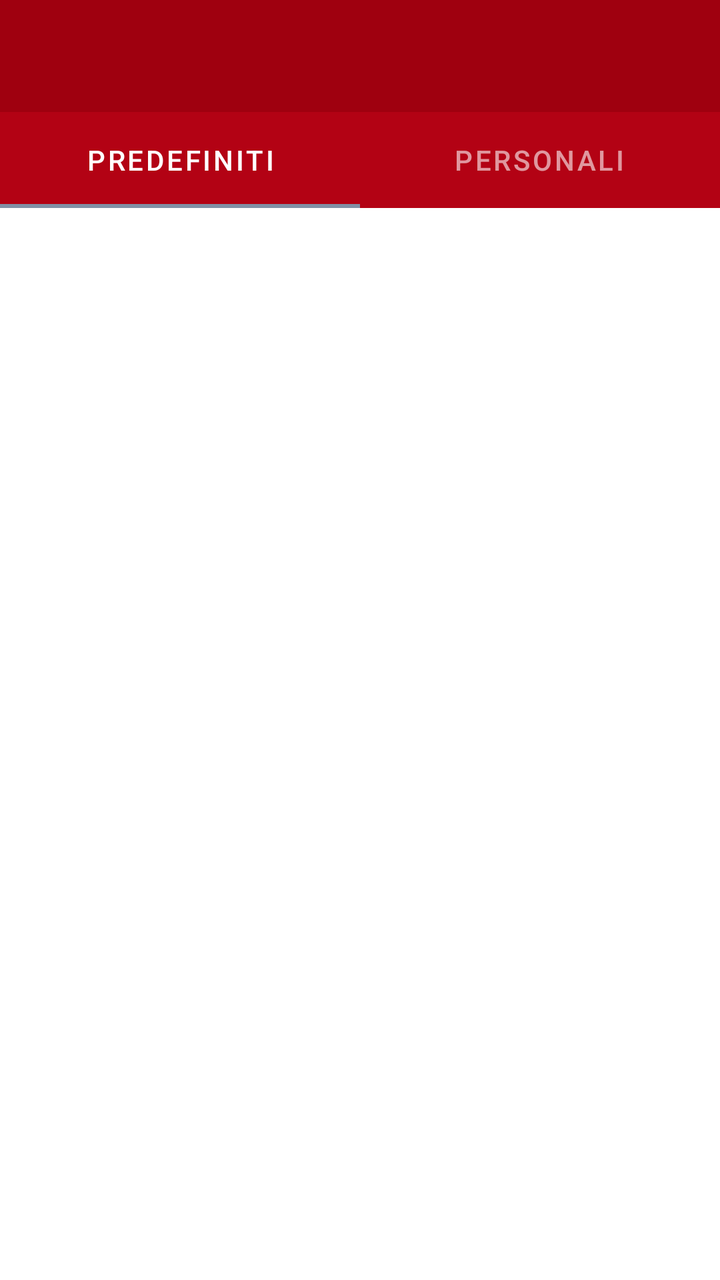
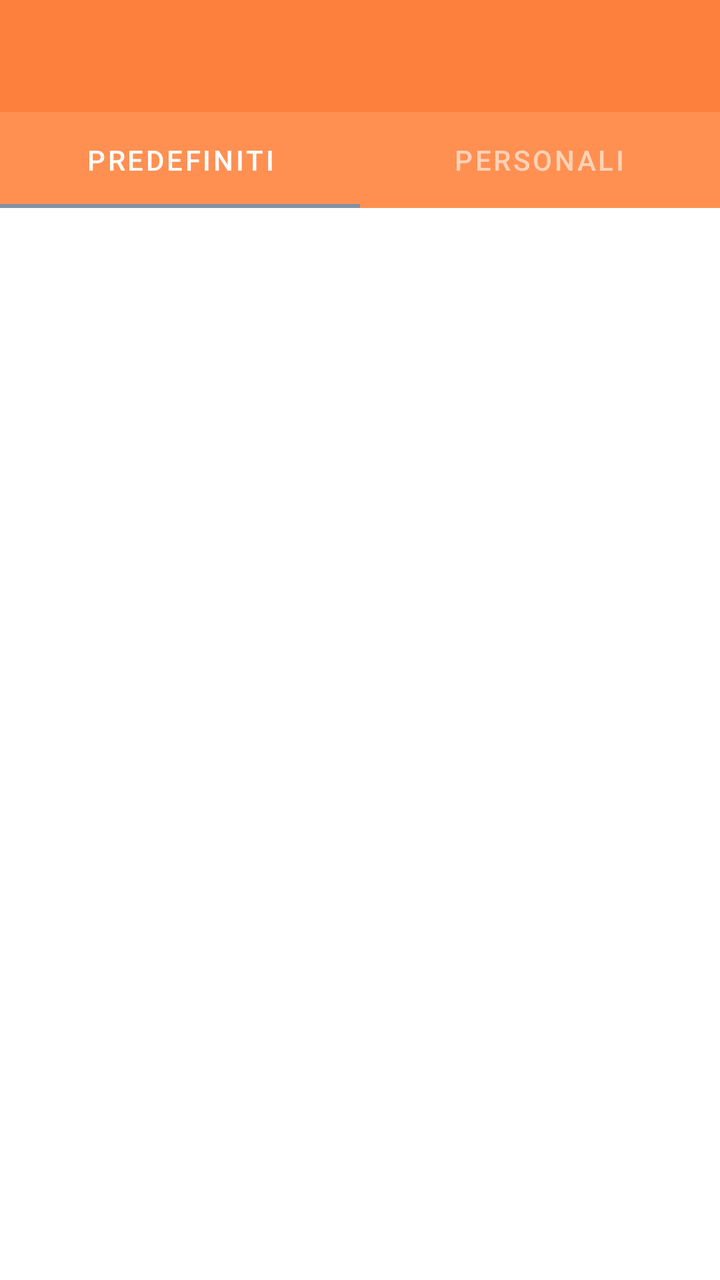

Two renders of the same Android screen: before a commit and after it. Below are the layout's source before the change and the commit's diff.
<!-- AndroidManifest.xml: application theme Theme.YourCali -->
<!-- res/layout/activity_exercises_encyclopedia.xml -->
<?xml version="1.0" encoding="utf-8"?>
<androidx.constraintlayout.widget.ConstraintLayout xmlns:android="http://schemas.android.com/apk/res/android"
    xmlns:app="http://schemas.android.com/apk/res-auto"
    xmlns:tools="http://schemas.android.com/tools"
    android:layout_width="match_parent"
    android:layout_height="match_parent"
    tools:context=".WorkoutPlanSelectionActivity">


    <LinearLayout
        android:layout_width="match_parent"
        android:layout_height="match_parent"
        android:orientation="vertical">

        <com.google.android.material.appbar.AppBarLayout
            android:layout_width="match_parent"
            android:layout_height="wrap_content"
            app:layout_constraintEnd_toEndOf="parent"
            app:layout_constraintStart_toStartOf="parent"
            app:layout_constraintTop_toTopOf="parent">

            <androidx.appcompat.widget.Toolbar
                android:id="@+id/myToolbar"
                android:layout_width="match_parent"
                android:layout_height="wrap_content"
                android:background="@color/Cranberry"
                android:minHeight="?attr/actionBarSize"
                android:theme="@style/MyThemeOverlay_Toolbar2" />

        </com.google.android.material.appbar.AppBarLayout>

        <com.google.android.material.tabs.TabLayout
            android:id="@+id/tabLayoutEncyclopedia"
            android:layout_width="match_parent"
            android:layout_height="wrap_content"
            android:background="#B30214"
            app:tabIndicatorColor="#8190A5"
            app:tabSelectedTextColor="#FFFFFF"
            app:tabTextColor="#97FFFFFF">

            <com.google.android.material.tabs.TabItem
                android:id="@+id/predefinedTabEncyclopedia"
                android:layout_width="wrap_content"
                android:layout_height="wrap_content"
                android:text="@string/predefiniti" />

            <com.google.android.material.tabs.TabItem
                android:id="@+id/personalTabEncyclopedia"
                android:layout_width="wrap_content"
                android:layout_height="wrap_content"
                android:text="@string/personali" />

        </com.google.android.material.tabs.TabLayout>

        <androidx.viewpager.widget.ViewPager
            android:id="@+id/viewPagerEncyclopedia"
            android:layout_width="match_parent"
            android:layout_height="wrap_content"
            tools:ignore="SpeakableTextPresentCheck" />


    </LinearLayout>


</androidx.constraintlayout.widget.ConstraintLayout>
<!-- resources referenced by this layout -->
<resources>
  <color name="Cranberry">#9F000F</color>
  <string name="personali">Personali</string>
  <string name="predefiniti">Predefiniti</string>
  <style name="MyThemeOverlay_Toolbar2" parent="ThemeOverlay.MaterialComponents.Toolbar.Primary">
          
          <item name="android:textColorPrimary">@color/white</item>
  
          
          <item name="colorOnPrimary">@color/white</item>
      </style>
  <style name="Theme.YourCali" parent="Theme.MaterialComponents.DayNight.NoActionBar">
          
          <item name="colorPrimary">@color/purple_500</item>
          <item name="colorPrimaryVariant">@color/purple_700</item>
          <item name="colorOnPrimary">@color/white</item>
          
          <item name="colorSecondary">@color/teal_200</item>
          <item name="colorSecondaryVariant">@color/teal_700</item>
          <item name="colorOnSecondary">@color/black</item>
          
          <item name="android:statusBarColor">@color/DarkCranberry</item>
          
      </style>
  <color name="white">#FFFFFFFF</color>
  <color name="purple_500">#FF6200EE</color>
  <color name="purple_700">#FF3700B3</color>
  <color name="teal_200">#FF03DAC5</color>
  <color name="teal_700">#FF018786</color>
  <color name="black">#FF000000</color>
  <color name="DarkCranberry">#FF7A020E</color>
</resources>

<!-- the commit's change to res/layout/activity_exercises_encyclopedia.xml (unified diff, before → after) -->
@@ -23,7 +23,7 @@
                 android:id="@+id/myToolbar"
                 android:layout_width="match_parent"
                 android:layout_height="wrap_content"
-                android:background="@color/Cranberry"
+                android:background="@color/Orange"
                 android:minHeight="?attr/actionBarSize"
                 android:theme="@style/MyThemeOverlay_Toolbar2" />
 
@@ -33,7 +33,7 @@
             android:id="@+id/tabLayoutEncyclopedia"
             android:layout_width="match_parent"
             android:layout_height="wrap_content"
-            android:background="#B30214"
+            android:background="@color/LightOrange"
             app:tabIndicatorColor="#8190A5"
             app:tabSelectedTextColor="#FFFFFF"
             app:tabTextColor="#97FFFFFF">
<!-- resource entries referenced after the edit -->
@@ -1,6 +1,7 @@
 <!-- resources referenced by this layout -->
 <resources>
-  <color name="Cranberry">#9F000F</color>
+  <color name="LightOrange">#FF9052</color>
+  <color name="Orange">#FD813C</color>
   <string name="personali">Personali</string>
   <string name="predefiniti">Predefiniti</string>
   <style name="MyThemeOverlay_Toolbar2" parent="ThemeOverlay.MaterialComponents.Toolbar.Primary">
@@ -20,7 +21,7 @@
           <item name="colorSecondaryVariant">@color/teal_700</item>
           <item name="colorOnSecondary">@color/black</item>
           
-          <item name="android:statusBarColor">@color/DarkCranberry</item>
+          <item name="android:statusBarColor">@color/DarkOrange</item>
           
       </style>
   <color name="white">#FFFFFFFF</color>
@@ -29,6 +30,6 @@
   <color name="teal_200">#FF03DAC5</color>
   <color name="teal_700">#FF018786</color>
   <color name="black">#FF000000</color>
-  <color name="DarkCranberry">#FF7A020E</color>
+  <color name="DarkOrange">#FF6F1F</color>
 </resources>
 
